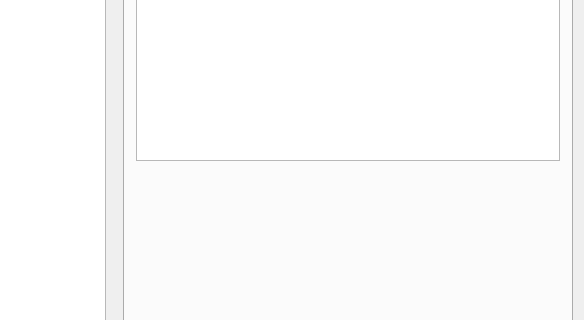
relaxesemind/SuperBinarization, file SuperBinarization/Forms/mainwindow.ui: the form before one commit; both pictures show x 472 to 1056 and y 324 to 644 of the 1056 by 876 pixel window.
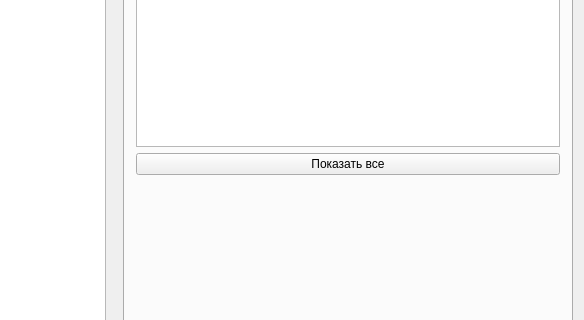
The form after the commit. The open tabs and pages were chosen to show the change. Custom widgets are drawn as their Qt base class.

Patch:
```diff
--- a/SuperBinarization/Forms/mainwindow.ui
+++ b/SuperBinarization/Forms/mainwindow.ui
@@ -186,6 +186,13 @@
           </property>
          </widget>
         </item>
+        <item>
+         <widget class="QPushButton" name="pushButton_2">
+          <property name="text">
+           <string>Показать все</string>
+          </property>
+         </widget>
+        </item>
         <item>
          <spacer name="verticalSpacer">
           <property name="orientation">
```
Left out of the diff: 12 changed lines with no effect on the pictures.
